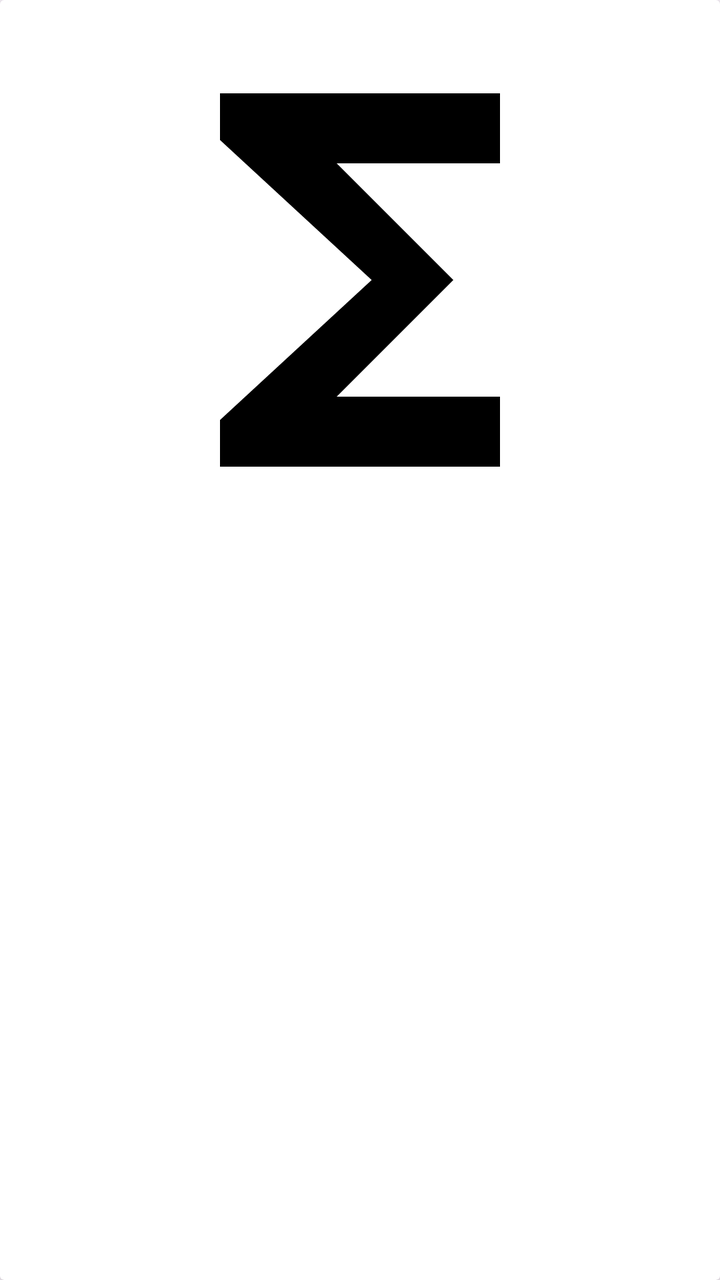
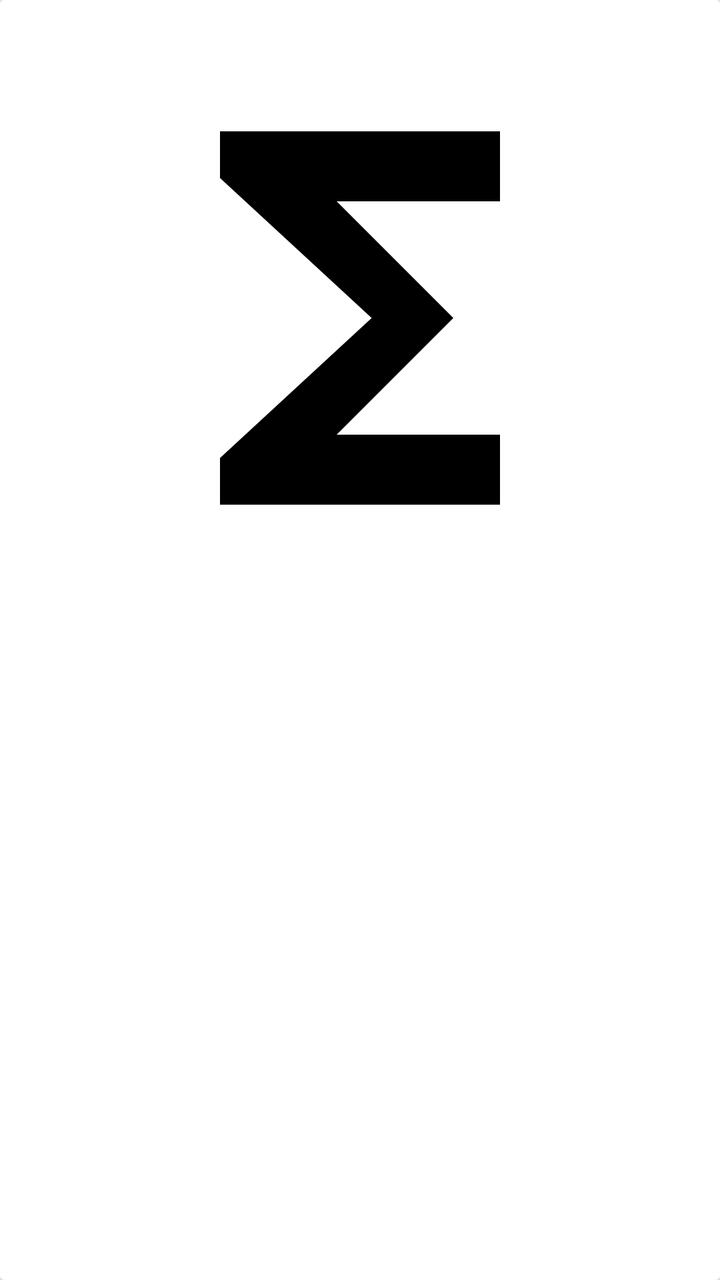

Screens rendered from an Android XML layout before and after an edit, with the pre-edit source and the edit as a unified diff.
<!-- AndroidManifest.xml: another module's application theme Theme.MovieCatalog -->
<!-- res/layout/image_entry.xml -->
<?xml version="1.0" encoding="utf-8"?>
<androidx.cardview.widget.CardView xmlns:android="http://schemas.android.com/apk/res/android"
    android:layout_width="match_parent"
    android:layout_height="wrap_content"
    android:padding="@dimen/eight_dimen">

    <ImageView
        android:layout_width="match_parent"
        android:layout_height="@dimen/image_height"
        android:src="@drawable/ic_image"
        android:id="@+id/movie_image"/>

</androidx.cardview.widget.CardView>
<!-- resources referenced by this layout -->
<resources>
  <dimen name="eight_dimen">8dp</dimen>
  <dimen name="image_height">280dp</dimen>
  <!-- drawable ic_image (drawable) -->
  <vector xmlns:android="http://schemas.android.com/apk/res/android"
      android:width="24dp"
      android:height="24dp"
      android:tint="#000000"
      android:viewportWidth="24"
      android:viewportHeight="24">
      <path
          android:fillColor="@android:color/white"
          android:pathData="M18,4H6v2l6.5,6L6,18v2h12v-3h-7l5,-5 -5,-5h7V4z" />
  </vector>
  <style name="Theme.MovieCatalog" parent="Theme.Material3.Light.NoActionBar">
          
          <item name="colorPrimary">@color/purple_500</item>
          <item name="colorPrimaryVariant">@color/purple_700</item>
          <item name="colorOnPrimary">@color/white</item>
          
          <item name="colorSecondary">@color/teal_200</item>
          <item name="colorSecondaryVariant">@color/teal_700</item>
          <item name="colorOnSecondary">@color/black</item>
          
          <item name="android:statusBarColor">@android:color/darker_gray</item>
          
      </style>
  <color name="purple_500">#FF6200EE</color>
  <color name="purple_700">#FF3700B3</color>
  <color name="white">#FFFFFFFF</color>
  <color name="teal_200">#FF03DAC5</color>
  <color name="teal_700">#FF018786</color>
  <color name="black">#FF000000</color>
</resources>

<!-- the commit's change to res/layout/image_entry.xml (unified diff, before → after) -->
@@ -4,10 +4,21 @@
     android:layout_height="wrap_content"
     android:padding="@dimen/eight_dimen">
 
-    <ImageView
+    <LinearLayout
         android:layout_width="match_parent"
-        android:layout_height="@dimen/image_height"
-        android:src="@drawable/ic_image"
-        android:id="@+id/movie_image"/>
+        android:layout_height="match_parent"
+        android:orientation="vertical">
+
+        <TextView
+            android:id="@+id/image_title"
+            android:layout_width="match_parent"
+            android:layout_height="wrap_content" />
+
+        <ImageView
+            android:id="@+id/movie_image"
+            android:layout_width="match_parent"
+            android:layout_height="@dimen/image_height"
+            android:src="@drawable/ic_image" />
+    </LinearLayout>
 
 </androidx.cardview.widget.CardView>
